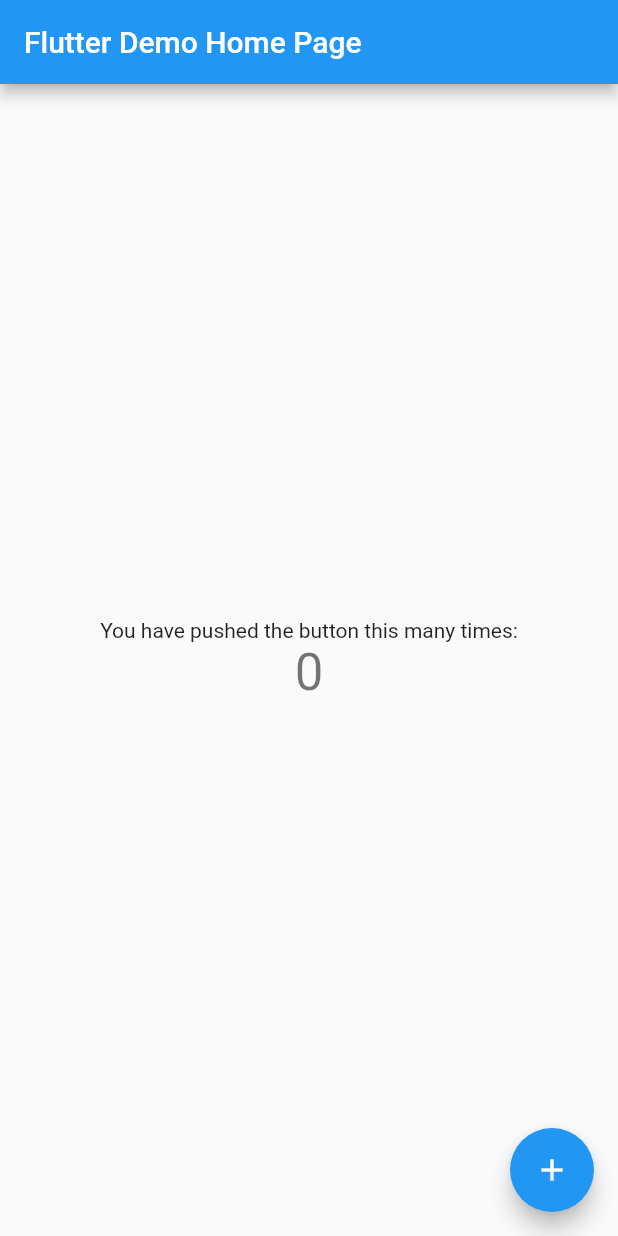
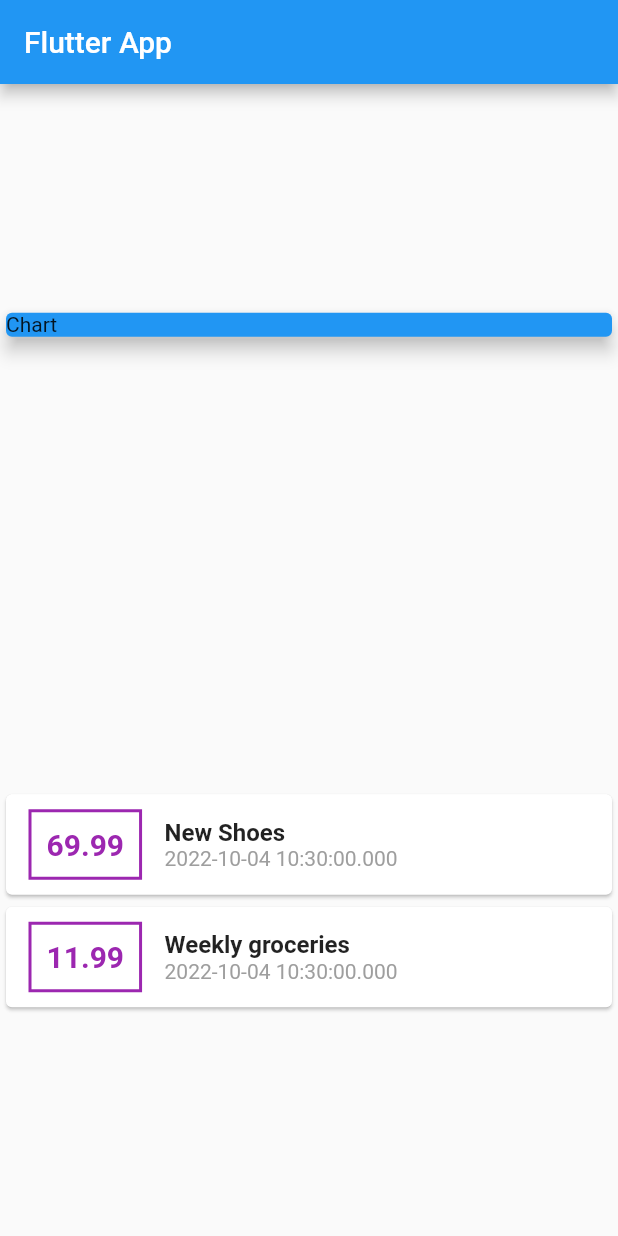
Before and after one commit to iambelmin/personal_expenses_app, a Flutter app: the screen it shows after launch, on a phone screen of 412 x 824 dp. Run offline on Flutter 3.47's test engine with Material 2 defaults, Android fonts, the phone set to English and light mode, and no system bars.

Commit message:
Widgets, Cleanup, and styling

```diff
--- a/lib/main.dart
+++ b/lib/main.dart
@@ -1,115 +1,83 @@
 import 'package:flutter/material.dart';
+import './transaction.dart';
 
 void main() {
-  runApp(const MyApp());
+  runApp(MyApp());
 }
 
 class MyApp extends StatelessWidget {
-  const MyApp({super.key});
-
-  // This widget is the root of your application.
   @override
   Widget build(BuildContext context) {
     return MaterialApp(
-      title: 'Flutter Demo',
-      theme: ThemeData(
-        // This is the theme of your application.
-        //
-        // Try running your application with "flutter run". You'll see the
-        // application has a blue toolbar. Then, without quitting the app, try
-        // changing the primarySwatch below to Colors.green and then invoke
-        // "hot reload" (press "r" in the console where you ran "flutter run",
-        // or simply save your changes to "hot reload" in a Flutter IDE).
-        // Notice that the counter didn't reset back to zero; the application
-        // is not restarted.
-        primarySwatch: Colors.blue,
-      ),
-      home: const MyHomePage(title: 'Flutter Demo Home Page'),
+      title: 'Flutter App',
+      home: MyHomePage(),
     );
   }
 }
 
-class MyHomePage extends StatefulWidget {
-  const MyHomePage({super.key, required this.title});
-
-  // This widget is the home page of your application. It is stateful, meaning
-  // that it has a State object (defined below) that contains fields that affect
-  // how it looks.
-
-  // This class is the configuration for the state. It holds the values (in this
-  // case the title) provided by the parent (in this case the App widget) and
-  // used by the build method of the State. Fields in a Widget subclass are
-  // always marked "final".
-
-  final String title;
-
-  @override
-  State<MyHomePage> createState() => _MyHomePageState();
-}
-
-class _MyHomePageState extends State<MyHomePage> {
-  int _counter = 0;
-
-  void _incrementCounter() {
-    setState(() {
-      // This call to setState tells the Flutter framework that something has
-      // changed in this State, which causes it to rerun the build method below
-      // so that the display can reflect the updated values. If we changed
-      // _counter without calling setState(), then the build method would not be
-      // called again, and so nothing would appear to happen.
-      _counter++;
-    });
-  }
+class MyHomePage extends StatelessWidget {
+  final List<Transaction> transactions = [
+    Transaction(
+        id: 't0', title: 'New Shoes', amount: 69.99, date: DateTime.now()),
+    Transaction(
+        id: 't1',
+        title: 'Weekly groceries',
+        amount: 11.99,
+        date: DateTime.now()),
+  ];
 
   @override
   Widget build(BuildContext context) {
-    // This method is rerun every time setState is called, for instance as done
-    // by the _incrementCounter method above.
-    //
-    // The Flutter framework has been optimized to make rerunning build methods
-    // fast, so that you can just rebuild anything that needs updating rather
-    // than having to individually change instances of widgets.
     return Scaffold(
       appBar: AppBar(
-        // Here we take the value from the MyHomePage object that was created by
-        // the App.build method, and use it to set our appbar title.
-        title: Text(widget.title),
+        title: Text('Flutter App'),
       ),
-      body: Center(
-        // Center is a layout widget. It takes a single child and positions it
-        // in the middle of the parent.
-        child: Column(
-          // Column is also a layout widget. It takes a list of children and
-          // arranges them vertically. By default, it sizes itself to fit its
-          // children horizontally, and tries to be as tall as its parent.
-          //
-          // Invoke "debug painting" (press "p" in the console, choose the
-          // "Toggle Debug Paint" action from the Flutter Inspector in Android
-          // Studio, or the "Toggle Debug Paint" command in Visual Studio Code)
-          // to see the wireframe for each widget.
-          //
-          // Column has various properties to control how it sizes itself and
-          // how it positions its children. Here we use mainAxisAlignment to
-          // center the children vertically; the main axis here is the vertical
-          // axis because Columns are vertical (the cross axis would be
-          // horizontal).
-          mainAxisAlignment: MainAxisAlignment.center,
-          children: <Widget>[
-            const Text(
-              'You have pushed the button this many times:',
+      body: Column(
+          crossAxisAlignment: CrossAxisAlignment.stretch,
+          mainAxisAlignment: MainAxisAlignment.spaceAround,
+          children: [
+            Container(
+              width: double.infinity,
+              child: Card(
+                color: Colors.blue,
+                elevation: 5,
+                child: Text('Chart'),
+              ),
             ),
-            Text(
-              '$_counter',
-              style: Theme.of(context).textTheme.headline4,
-            ),
-          ],
-        ),
-      ),
-      floatingActionButton: FloatingActionButton(
-        onPressed: _incrementCounter,
-        tooltip: 'Increment',
-        child: const Icon(Icons.add),
-      ), // This trailing comma makes auto-formatting nicer for build methods.
+            Column(
+                children: transactions.map((tx) {
+              return Card(
+                  child: Row(
+                children: [
+                  Container(
+                    margin: EdgeInsets.symmetric(vertical: 10, horizontal: 15),
+                    decoration: BoxDecoration(
+                        border: Border.all(color: Colors.purple, width: 2)),
+                    padding: EdgeInsets.all(10),
+                    child: Text(
+                      tx.amount.toString(),
+                      style: TextStyle(
+                          fontWeight: FontWeight.bold,
+                          fontSize: 20,
+                          color: Colors.purple),
+                    ),
+                  ),
+                  Column(
+                    crossAxisAlignment: CrossAxisAlignment.start,
+                    children: [
+                      Text(tx.title,
+                          style: TextStyle(
+                              fontSize: 16, fontWeight: FontWeight.bold)),
+                      Text(
+                        tx.date.toString(),
+                        style: TextStyle(color: Colors.grey),
+                      )
+                    ],
+                  )
+                ],
+              ));
+            }).toList())
+          ]),
     );
   }
 }
--- /dev/null
+++ b/lib/transaction.dart
@@ -0,0 +1,12 @@
+class Transaction {
+  String id;
+  String title;
+  double amount;
+  DateTime date;
+
+  Transaction(
+      {required this.id,
+      required this.title,
+      required this.amount,
+      required this.date});
+}
```
Also changed, not shown: 44 other files.
